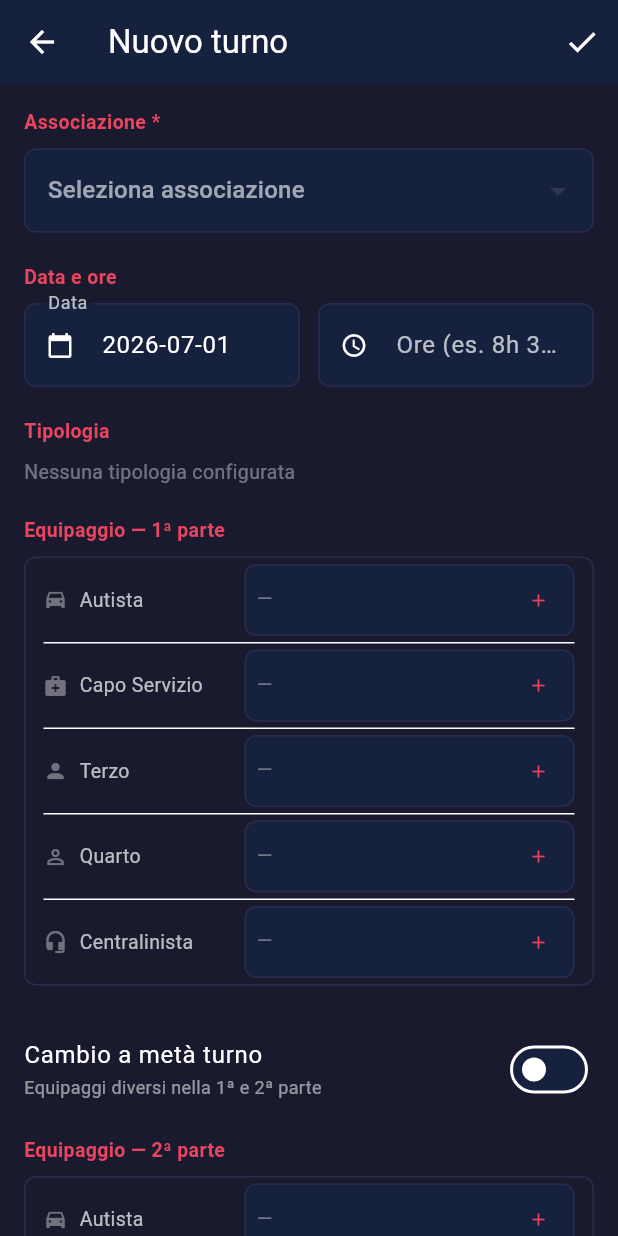
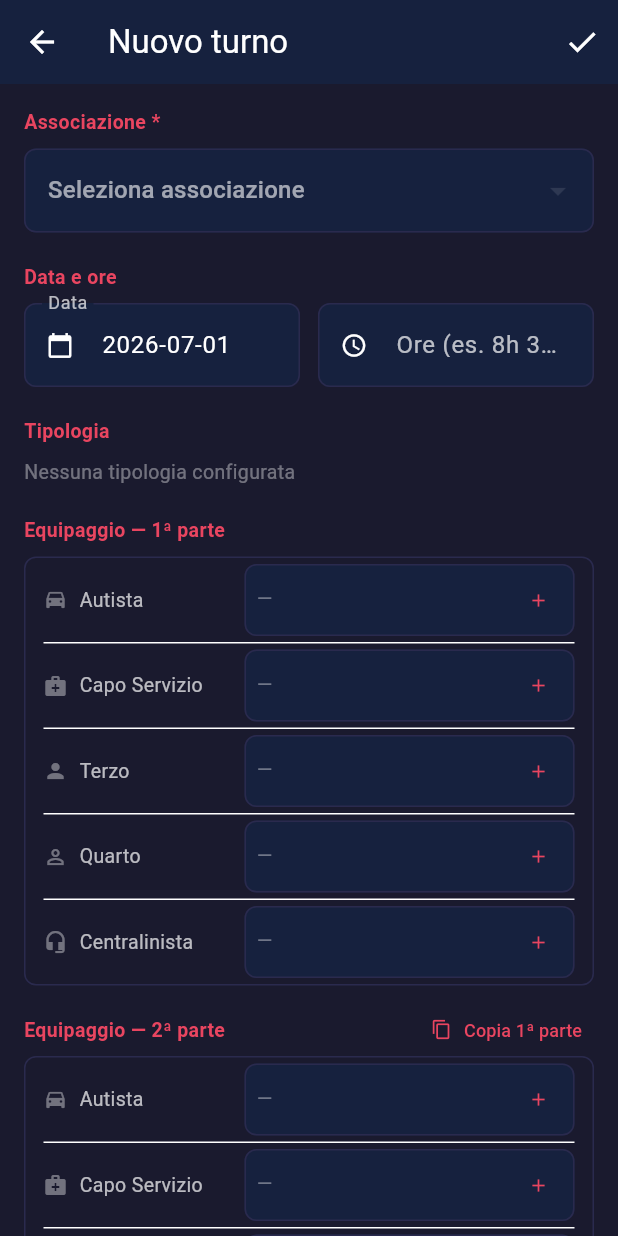
Before and after one commit to enne139/AmbuTurni, a Flutter app: the TurnoForm screen opened directly, on a phone screen of 412 x 824 dp. Run offline on Flutter 3.47's test engine with Material 3 defaults, Android fonts, the phone set to English and light mode, and no system bars; our stand-ins replace file_picker, share_plus, sqflite, sqflite_common_ffi; accounts and stored records are empty.

Commit message:
feat: rimuovi cambio_meta, aggiungi copia equipaggio 1→2
- Rimosso SwitchListTile 'Cambio a metà turno' dal form turno
  e la riga corrispondente dal dettaglio (il campo cambio_meta
  rimane nel DB per compatibilità con dati esistenti ma non è
  più esposto in UI)
- Aggiunto pulsante 'Copia 1ª parte' nel titolo della sezione
  Equipaggio 2ª parte: copia tutti e 5 i campi eq1→eq2 con un tap

Co-Authored-By: Claude Sonnet 4.6 <noreply@anthropic.com>

```diff
--- a/lib/screens/turni/turno_detail.dart
+++ b/lib/screens/turni/turno_detail.dart
@@ -176,7 +176,6 @@ class _InfoCard extends StatelessWidget {
               _Row('Tipologie extra', t.tipologieExtra
                   .map((id) => anag.byIdTipologia(id)?.nome ?? id)
                   .join(', ')),
-            if (t.cambioMeta) _Row('Cambio metà', 'Sì'),
             if (t.descrizione != null) _Row('Descrizione', t.descrizione!),
             if (t.note != null) _Row('Note', t.note!),
           ],
--- a/lib/screens/turni/turno_form.dart
+++ b/lib/screens/turni/turno_form.dart
@@ -33,8 +33,6 @@ class _TurnoFormState extends State<TurnoForm> {
   bool _saving = false;
   String? _existingId;
 
-  bool _cambioMeta = false;
-
   // Equipaggio
   String? _eq1Autista, _eq1Cs, _eq1Terzo, _eq1Quarto, _eq1Central;
   String? _eq2Autista, _eq2Cs, _eq2Terzo, _eq2Quarto, _eq2Central;
@@ -66,7 +64,6 @@ class _TurnoFormState extends State<TurnoForm> {
           _data = DateTime.tryParse(t.data) ?? DateTime.now();
           _dataCtrl.text = t.data;
           _oreCtrl.text = t.ore != null ? formatOre(t.ore) : '';
-          _cambioMeta = t.cambioMeta;
           _descrizioneCtrl.text = t.descrizione ?? '';
           _noteCtrl.text = t.note ?? '';
           _eq1Autista = t.eq1AutostaId;
@@ -105,7 +102,6 @@ class _TurnoFormState extends State<TurnoForm> {
         ore: parseOre(_oreCtrl.text),
         tipologiaId: _tipologieSel.isNotEmpty ? _tipologieSel.first : null,
         tipologieExtra: _tipologieSel.length > 1 ? _tipologieSel.sublist(1) : [],
-        cambioMeta: _cambioMeta,
         descrizione: _descrizioneCtrl.text.trim().isEmpty ? null : _descrizioneCtrl.text.trim(),
         note: _noteCtrl.text.trim().isEmpty ? null : _noteCtrl.text.trim(),
         eq1AutostaId: _eq1Autista,
@@ -249,20 +245,34 @@ class _TurnoFormState extends State<TurnoForm> {
             ),
             const SizedBox(height: 20),
 
-            // --- Cambio a metà turno ---
-            SwitchListTile(
-              title: const Text('Cambio a metà turno'),
-              subtitle: const Text('Equipaggi diversi nella 1ª e 2ª parte',
-                  style: TextStyle(color: Colors.white54, fontSize: 12)),
-              value: _cambioMeta,
-              onChanged: (v) => setState(() => _cambioMeta = v),
-              activeColor: kPrimary,
-              contentPadding: EdgeInsets.zero,
+            // --- Equipaggio 2ª parte ---
+            Padding(
+              padding: const EdgeInsets.only(bottom: 8),
+              child: Row(
+                mainAxisAlignment: MainAxisAlignment.spaceBetween,
+                children: [
+                  const Text('Equipaggio — 2ª parte',
+                      style: TextStyle(color: kPrimary, fontWeight: FontWeight.w600, fontSize: 13)),
+                  TextButton.icon(
+                    icon: const Icon(Icons.content_copy, size: 14),
+                    label: const Text('Copia 1ª parte', style: TextStyle(fontSize: 12)),
+                    style: TextButton.styleFrom(
+                      foregroundColor: kPrimary,
+                      padding: const EdgeInsets.symmetric(horizontal: 8),
+                      minimumSize: Size.zero,
+                      tapTargetSize: MaterialTapTargetSize.shrinkWrap,
+                    ),
+                    onPressed: () => setState(() {
+                      _eq2Autista = _eq1Autista;
+                      _eq2Cs = _eq1Cs;
+                      _eq2Terzo = _eq1Terzo;
+                      _eq2Quarto = _eq1Quarto;
+                      _eq2Central = _eq1Central;
+                    }),
+                  ),
+                ],
+              ),
             ),
-            const SizedBox(height: 8),
-
-            // --- Equipaggio 2ª parte ---
-            _Sezione(titolo: 'Equipaggio — 2ª parte'),
             _EquipaggioGrid(
               persone: anag.persone,
               autista: _eq2Autista,
```
